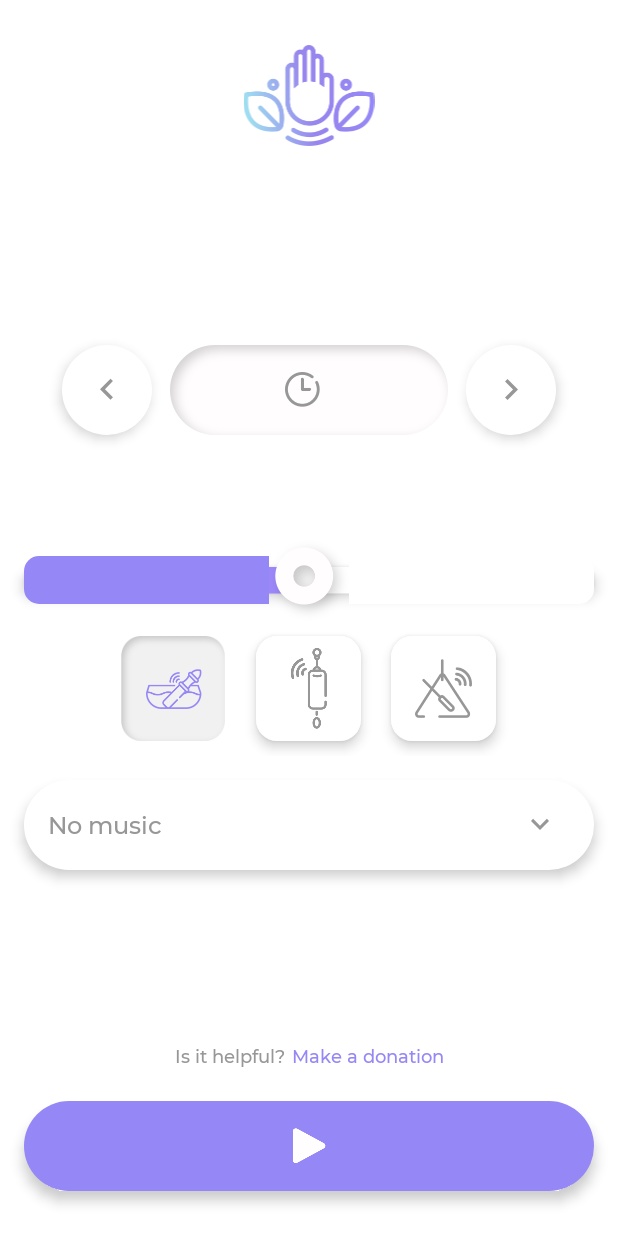
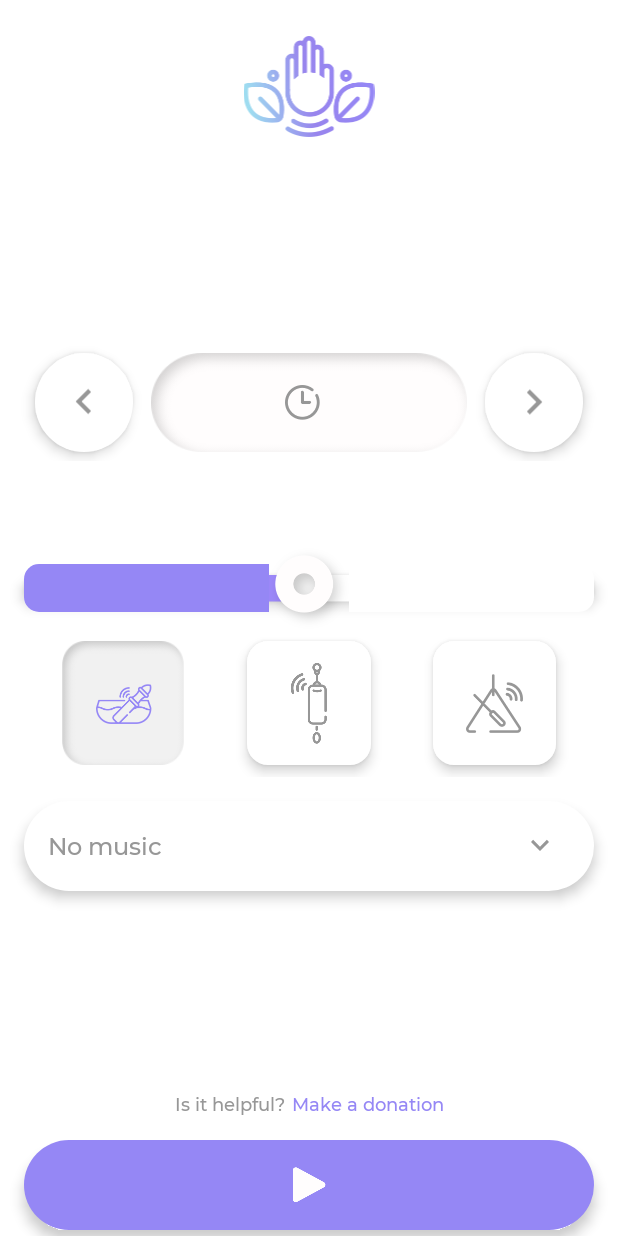
Before and after one commit to leandro4/ReikiSound, an Android app: the screen it shows after launch (MainActivity), on a phone screen of 412 x 824 dp. Run offline under Robolectric (Android 15) with nearby library versions, the phone set to English and light mode, and no system bars.

Commit message:
Constraint layout on custom views

```diff
--- a/app/build.gradle
+++ b/app/build.gradle
@@ -35,17 +35,17 @@ android {
 dependencies {
     implementation fileTree(dir: 'libs', include: ['*.jar'])
 
-    implementation 'androidx.appcompat:appcompat:1.1.0'
-    implementation 'androidx.constraintlayout:constraintlayout:1.1.3'
+    implementation 'androidx.appcompat:appcompat:1.2.0'
+    implementation 'androidx.constraintlayout:constraintlayout:2.0.0'
     implementation 'androidx.mediarouter:mediarouter:1.1.0'
     implementation 'androidx.core:core-ktx:1.3.1'
     implementation "org.jetbrains.kotlin:kotlin-stdlib-jdk7:$kotlin_version"
     implementation 'com.android.support:multidex:1.0.3'
 
     //Firebase
-    implementation 'com.google.firebase:firebase-crashlytics:17.1.1'
+    implementation 'com.google.firebase:firebase-crashlytics:17.2.1'
     implementation 'com.google.firebase:firebase-inappmessaging-display:19.1.0'
-    implementation 'com.google.firebase:firebase-analytics:17.4.4'
+    implementation 'com.google.firebase:firebase-analytics:17.5.0'
 }
 
 repositories {
--- a/app/src/main/res/layout/activity_main.xml
+++ b/app/src/main/res/layout/activity_main.xml
@@ -1,4 +1,5 @@
-<androidx.constraintlayout.widget.ConstraintLayout xmlns:app="http://schemas.android.com/apk/res-auto"
+<androidx.constraintlayout.widget.ConstraintLayout
+    xmlns:app="http://schemas.android.com/apk/res-auto"
     android:layout_width="match_parent"
     android:layout_height="match_parent"
     xmlns:tools="http://schemas.android.com/tools"
@@ -10,10 +11,13 @@
 
     <ImageView
         android:id="@+id/imageView"
-        android:layout_width="match_parent"
+        android:layout_width="0dp"
         android:layout_height="wrap_content"
         android:src="@drawable/ic_logo_small"
-        android:layout_marginTop="30dp"
+        android:layout_marginTop="24dp"
+        app:layout_constraintWidth_percent="0.24"
+        app:layout_constraintStart_toStartOf="parent"
+        app:layout_constraintEnd_toEndOf="parent"
         app:layout_constraintTop_toTopOf="parent"/>
 
     <ScrollView
@@ -155,7 +159,7 @@
             android:layout_gravity="center_horizontal"
             tools:text="14:13"
             android:textColor="@color/text_screen"
-            android:textSize="40sp"
+            android:textSize="60sp"
             android:fontFamily="@font/montserrat_medium"
             android:drawableStart="@drawable/ic_watch_big"
             android:drawableLeft="@drawable/ic_watch_big"
@@ -198,7 +202,7 @@
         android:layout_width="wrap_content"
         android:layout_height="wrap_content"
         android:orientation="horizontal"
-        android:layout_marginBottom="22dp"
+        android:layout_marginBottom="16dp"
         app:layout_constraintBottom_toTopOf="@+id/btnPlay"
         app:layout_constraintEnd_toEndOf="parent"
         app:layout_constraintStart_toStartOf="parent">
@@ -229,7 +233,7 @@
         android:layout_height="60dp"
         android:src="@drawable/ic_play"
         android:background="@drawable/btn_play_state"
-        android:layout_marginBottom="30dp"
+        android:layout_marginBottom="4dp"
         android:layout_marginStart="16dp"
         android:layout_marginEnd="16dp"
         android:elevation="5dp"
--- a/app/src/main/res/layout/view_number_picker.xml
+++ b/app/src/main/res/layout/view_number_picker.xml
@@ -1,26 +1,39 @@
 <?xml version="1.0" encoding="utf-8"?>
-<LinearLayout xmlns:android="http://schemas.android.com/apk/res/android"
-    xmlns:app="http://schemas.android.com/apk/res-auto"
+<androidx.constraintlayout.widget.ConstraintLayout
+    xmlns:android="http://schemas.android.com/apk/res/android"
     xmlns:tools="http://schemas.android.com/tools"
-    android:orientation="horizontal"
-    android:layout_width="wrap_content"
-    android:layout_height="wrap_content">
+    android:layout_width="match_parent"
+    android:layout_height="wrap_content"
+    xmlns:app="http://schemas.android.com/apk/res-auto">
 
     <ImageView
         android:id="@+id/ivLess"
-        android:layout_margin="12dp"
+        app:layout_constraintTop_toTopOf="parent"
+        app:layout_constraintBottom_toBottomOf="parent"
+        app:layout_constraintEnd_toStartOf="@+id/flTime"
+        app:layout_constraintWidth_percent="0.16"
+        app:layout_constraintDimensionRatio="1:1"
+        android:layout_marginRight="12dp"
+        android:layout_marginEnd="12dp"
+        android:layout_marginTop="6dp"
+        android:layout_marginBottom="6dp"
+        android:padding="16dp"
+        android:elevation="5dp"
         android:src="@drawable/ic_arrow_left"
-        android:padding="16dp"
         android:background="@drawable/white_circle"
-        android:elevation="5dp"
-        android:layout_width="60dp"
-        android:layout_height="60dp" />
+        android:layout_width="0dp"
+        android:layout_height="0dp" />
 
     <FrameLayout
+        android:id="@+id/flTime"
+        app:layout_constraintStart_toStartOf="parent"
+        app:layout_constraintEnd_toEndOf="parent"
+        app:layout_constraintTop_toTopOf="@+id/ivLess"
+        app:layout_constraintBottom_toBottomOf="@+id/ivLess"
         android:background="@drawable/timer_selected_bg"
-        android:layout_gravity="center_vertical"
-        android:layout_width="wrap_content"
-        android:layout_height="wrap_content">
+        app:layout_constraintWidth_percent="0.51"
+        android:layout_width="0dp"
+        android:layout_height="0dp">
 
         <LinearLayout
             android:orientation="horizontal"
@@ -51,12 +64,20 @@
 
     <ImageView
         android:id="@+id/ivMore"
-        android:layout_margin="12dp"
+        app:layout_constraintTop_toTopOf="parent"
+        app:layout_constraintBottom_toBottomOf="parent"
+        app:layout_constraintStart_toEndOf="@+id/flTime"
+        app:layout_constraintWidth_percent="0.16"
+        app:layout_constraintDimensionRatio="1:1"
+        android:layout_marginStart="12dp"
+        android:layout_marginLeft="12dp"
+        android:layout_marginTop="6dp"
+        android:layout_marginBottom="6dp"
         android:src="@drawable/ic_arrow_right"
         android:padding="16dp"
         android:background="@drawable/white_circle"
         android:elevation="5dp"
-        android:layout_width="60dp"
-        android:layout_height="60dp" />
+        android:layout_width="0dp"
+        android:layout_height="0dp" />
 
-</LinearLayout>
+</androidx.constraintlayout.widget.ConstraintLayout>
--- a/app/src/main/res/layout/view_sound_selector.xml
+++ b/app/src/main/res/layout/view_sound_selector.xml
@@ -1,8 +1,10 @@
 <?xml version="1.0" encoding="utf-8"?>
-<LinearLayout xmlns:android="http://schemas.android.com/apk/res/android"
+<androidx.constraintlayout.widget.ConstraintLayout xmlns:android="http://schemas.android.com/apk/res/android"
+    xmlns:app="http://schemas.android.com/apk/res-auto"
     android:orientation="horizontal"
-    android:layout_width="wrap_content"
-    android:layout_height="wrap_content">
+    android:layout_width="match_parent"
+    android:layout_height="wrap_content"
+    android:clipToPadding="false">
 
     <ImageView
         android:id="@+id/ivCuenco"
@@ -10,9 +12,15 @@
         android:elevation="5dp"
         android:src="@drawable/state_cuenco"
         android:scaleType="centerInside"
-        android:layout_margin="10dp"
-        android:layout_width="70dp"
-        android:layout_height="70dp" />
+        android:layout_width="0dp"
+        android:layout_height="0dp"
+        android:layout_margin="8dp"
+        app:layout_constraintTop_toTopOf="parent"
+        app:layout_constraintBottom_toBottomOf="parent"
+        app:layout_constraintStart_toStartOf="parent"
+        app:layout_constraintEnd_toStartOf="@+id/ivKoshi"
+        app:layout_constraintDimensionRatio="1:1"
+        app:layout_constraintWidth_percent="0.2" />
 
     <ImageView
         android:id="@+id/ivKoshi"
@@ -20,9 +28,15 @@
         android:elevation="5dp"
         android:src="@drawable/state_koshi"
         android:scaleType="centerInside"
-        android:layout_margin="10dp"
-        android:layout_width="70dp"
-        android:layout_height="70dp" />
+        android:layout_width="0dp"
+        android:layout_height="0dp"
+        android:layout_margin="8dp"
+        app:layout_constraintTop_toTopOf="parent"
+        app:layout_constraintBottom_toBottomOf="parent"
+        app:layout_constraintDimensionRatio="1:1"
+        app:layout_constraintWidth_percent="0.2"
+        app:layout_constraintStart_toStartOf="parent"
+        app:layout_constraintEnd_toEndOf="parent"/>
 
     <ImageView
         android:id="@+id/ivTriangle"
@@ -30,8 +44,14 @@
         android:elevation="5dp"
         android:src="@drawable/state_triangle"
         android:scaleType="centerInside"
-        android:layout_margin="10dp"
-        android:layout_width="70dp"
-        android:layout_height="70dp" />
+        android:layout_width="0dp"
+        android:layout_height="0dp"
+        android:layout_margin="8dp"
+        app:layout_constraintTop_toTopOf="parent"
+        app:layout_constraintBottom_toBottomOf="parent"
+        app:layout_constraintStart_toEndOf="@+id/ivKoshi"
+        app:layout_constraintEnd_toEndOf="parent"
+        app:layout_constraintDimensionRatio="1:1"
+        app:layout_constraintWidth_percent="0.2"/>
 
-</LinearLayout>
+</androidx.constraintlayout.widget.ConstraintLayout>
```
